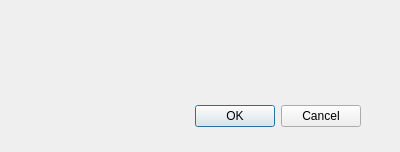
The window that Srt.QT/tt3-gui/CreateUserDialog.ui (akapustiatyahoocouk/TimeTracker3) describes before a commit, drawn with Qt 5.
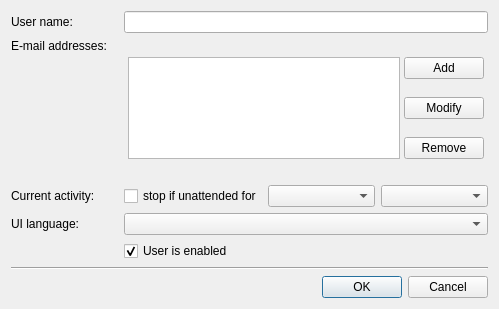
The same window after the commit. Icons and pictures are not drawn.

The edit to the form file:
```diff
--- a/Srt.QT/tt3-gui/CreateUserDialog.ui
+++ b/Srt.QT/tt3-gui/CreateUserDialog.ui
@@ -6,8 +6,8 @@
    <rect>
     <x>0</x>
     <y>0</y>
-    <width>400</width>
-    <height>152</height>
+    <width>499</width>
+    <height>309</height>
    </rect>
   </property>
   <property name="windowTitle">
@@ -20,22 +20,142 @@
   <property name="modal">
    <bool>true</bool>
   </property>
-  <widget class="QDialogButtonBox" name="buttonBox">
-   <property name="geometry">
-    <rect>
-     <x>20</x>
-     <y>100</y>
-     <width>341</width>
-     <height>32</height>
-    </rect>
-   </property>
-   <property name="orientation">
-    <enum>Qt::Orientation::Horizontal</enum>
-   </property>
-   <property name="standardButtons">
-    <set>QDialogButtonBox::StandardButton::Cancel|QDialogButtonBox::StandardButton::Ok</set>
-   </property>
-  </widget>
+  <layout class="QGridLayout" name="gridLayout_2">
+   <item row="0" column="0">
+    <widget class="QLabel" name="realNameLabel">
+     <property name="text">
+      <string>User name:</string>
+     </property>
+    </widget>
+   </item>
+   <item row="0" column="1" colspan="3">
+    <widget class="QLineEdit" name="userNameLineEdit"/>
+   </item>
+   <item row="1" column="0">
+    <widget class="QLabel" name="emailAddressesLabel">
+     <property name="text">
+      <string>E-mail addresses:</string>
+     </property>
+     <property name="alignment">
+      <set>Qt::AlignmentFlag::AlignLeading|Qt::AlignmentFlag::AlignLeft|Qt::AlignmentFlag::AlignTop</set>
+     </property>
+    </widget>
+   </item>
+   <item row="1" column="1" colspan="3">
+    <widget class="QWidget" name="emailAddressesWidget" native="true">
+     <layout class="QGridLayout" name="gridLayout">
+      <property name="leftMargin">
+       <number>4</number>
+      </property>
+      <property name="topMargin">
+       <number>4</number>
+      </property>
+      <property name="rightMargin">
+       <number>4</number>
+      </property>
+      <property name="bottomMargin">
+       <number>4</number>
+      </property>
+      <property name="spacing">
+       <number>4</number>
+      </property>
+      <item row="0" column="0" rowspan="3">
+       <widget class="QListWidget" name="listWidget"/>
+      </item>
+      <item row="0" column="1">
+       <widget class="QPushButton" name="addEmailAddressPushButton">
+        <property name="text">
+         <string>Add</string>
+        </property>
+        <property name="icon">
+         <iconset resource="tt3-gui.qrc">
+          <normaloff>:/tt3-gui/Resources/Images/Actions/AddEmailAddressSmall.png</normaloff>:/tt3-gui/Resources/Images/Actions/AddEmailAddressSmall.png</iconset>
+        </property>
+       </widget>
+      </item>
+      <item row="1" column="1">
+       <widget class="QPushButton" name="modifyEmailAddressPushButton">
+        <property name="text">
+         <string>Modify</string>
+        </property>
+        <property name="icon">
+         <iconset resource="tt3-gui.qrc">
+          <normaloff>:/tt3-gui/Resources/Images/Actions/ModifyEmailAddressSmall.png</normaloff>:/tt3-gui/Resources/Images/Actions/ModifyEmailAddressSmall.png</iconset>
+        </property>
+       </widget>
+      </item>
+      <item row="2" column="1">
+       <widget class="QPushButton" name="removeEmailAddressPushButton">
+        <property name="text">
+         <string>Remove</string>
+        </property>
+        <property name="icon">
+         <iconset resource="tt3-gui.qrc">
+          <normaloff>:/tt3-gui/Resources/Images/Actions/RemoveEmailAddressSmall.png</normaloff>:/tt3-gui/Resources/Images/Actions/RemoveEmailAddressSmall.png</iconset>
+        </property>
+       </widget>
+      </item>
+     </layout>
+    </widget>
+   </item>
+   <item row="2" column="0">
+    <widget class="QLabel" name="inactivityTimeoutLabel">
+     <property name="text">
+      <string>Current activity:</string>
+     </property>
+    </widget>
+   </item>
+   <item row="2" column="1">
+    <widget class="QCheckBox" name="inactivityTimeoutCheckBox">
+     <property name="text">
+      <string>stop if unattended for</string>
+     </property>
+    </widget>
+   </item>
+   <item row="2" column="2">
+    <widget class="QComboBox" name="hoursComboBox"/>
+   </item>
+   <item row="2" column="3">
+    <widget class="QComboBox" name="minutesComboBox"/>
+   </item>
+   <item row="3" column="0">
+    <widget class="QLabel" name="uiLocaleLabel">
+     <property name="text">
+      <string>UI language:</string>
+     </property>
+    </widget>
+   </item>
+   <item row="5" column="0" colspan="4">
+    <widget class="Line" name="line">
+     <property name="orientation">
+      <enum>Qt::Orientation::Horizontal</enum>
+     </property>
+    </widget>
+   </item>
+   <item row="6" column="0" colspan="4">
+    <widget class="QDialogButtonBox" name="buttonBox">
+     <property name="orientation">
+      <enum>Qt::Orientation::Horizontal</enum>
+     </property>
+     <property name="standardButtons">
+      <set>QDialogButtonBox::StandardButton::Cancel|QDialogButtonBox::StandardButton::Ok</set>
+     </property>
+    </widget>
+   </item>
+   <item row="4" column="1" colspan="3">
+    <widget class="QCheckBox" name="enabledCheckBox">
+     <property name="text">
+      <string>User is enabled</string>
+     </property>
+     <property name="checked">
+      <bool>true</bool>
+     </property>
+    </widget>
+   </item>
+   <item row="3" column="1" colspan="3">
+    <widget class="QComboBox" name="uiLocaleComboBox"/>
+   </item>
+  </layout>
  </widget>
  <resources>
   <include location="tt3-gui.qrc"/>
```
Left out of the diff: 12 changed lines with no effect on the pictures.
